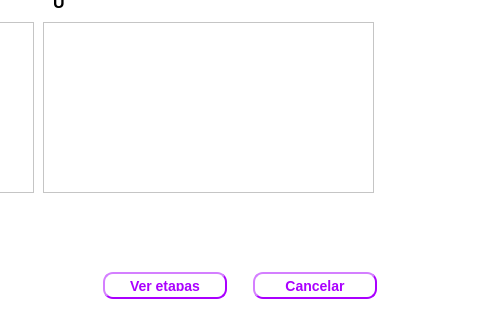
Above: UI/solucionecuacionesfactorizaciondirecta.ui from dhoyoso/AnalisisNumerico before the change; both pictures show x 407 to 909 and y 328 to 648 of the 909 by 648 pixel window. Below: the same form after it.
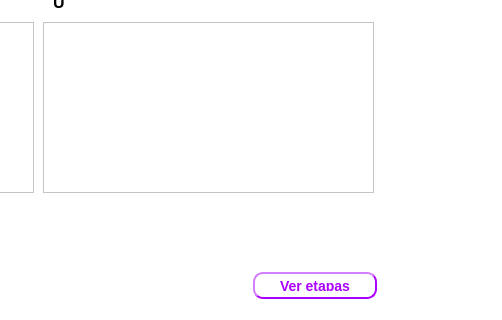
That is the form after the change.

Diff of the .ui file:
```diff
--- a/UI/solucionecuacionesfactorizaciondirecta.ui
+++ b/UI/solucionecuacionesfactorizaciondirecta.ui
@@ -32,7 +32,7 @@
   <widget class="QPushButton" name="etapas">
    <property name="geometry">
     <rect>
-     <x>510</x>
+     <x>660</x>
      <y>600</y>
      <width>124</width>
      <height>27</height>
@@ -92,36 +92,6 @@
     <string>&lt;html&gt;&lt;head/&gt;&lt;body&gt;&lt;p&gt;&lt;span style=&quot; font-size:12pt; font-weight:600;&quot;&gt;Solución:&lt;/span&gt;&lt;span style=&quot; font-size:12pt;&quot;&gt;&lt;br/&gt;&lt;/span&gt;&lt;/p&gt;&lt;/body&gt;&lt;/html&gt;</string>
    </property>
   </widget>
-  <widget class="QPushButton" name="pushButton_3">
-   <property name="geometry">
-    <rect>
-     <x>660</x>
-     <y>600</y>
-     <width>124</width>
-     <height>27</height>
-    </rect>
-   </property>
-   <property name="font">
-    <font>
-     <pointsize>-1</pointsize>
-     <weight>75</weight>
-     <italic>false</italic>
-     <bold>true</bold>
-    </font>
-   </property>
-   <property name="styleSheet">
-    <string notr="true">color: rgb(170, 0, 255);
-	border-width: 2px;
-    border-style: outset;
-    border-radius: 10px;
-    border-color:rgb(170, 0, 255);
-    font: bold 14px;
-    padding: 6px;</string>
-   </property>
-   <property name="text">
-    <string>Cancelar</string>
-   </property>
-  </widget>
   <widget class="QLabel" name="label_4">
    <property name="geometry">
     <rect>
```
